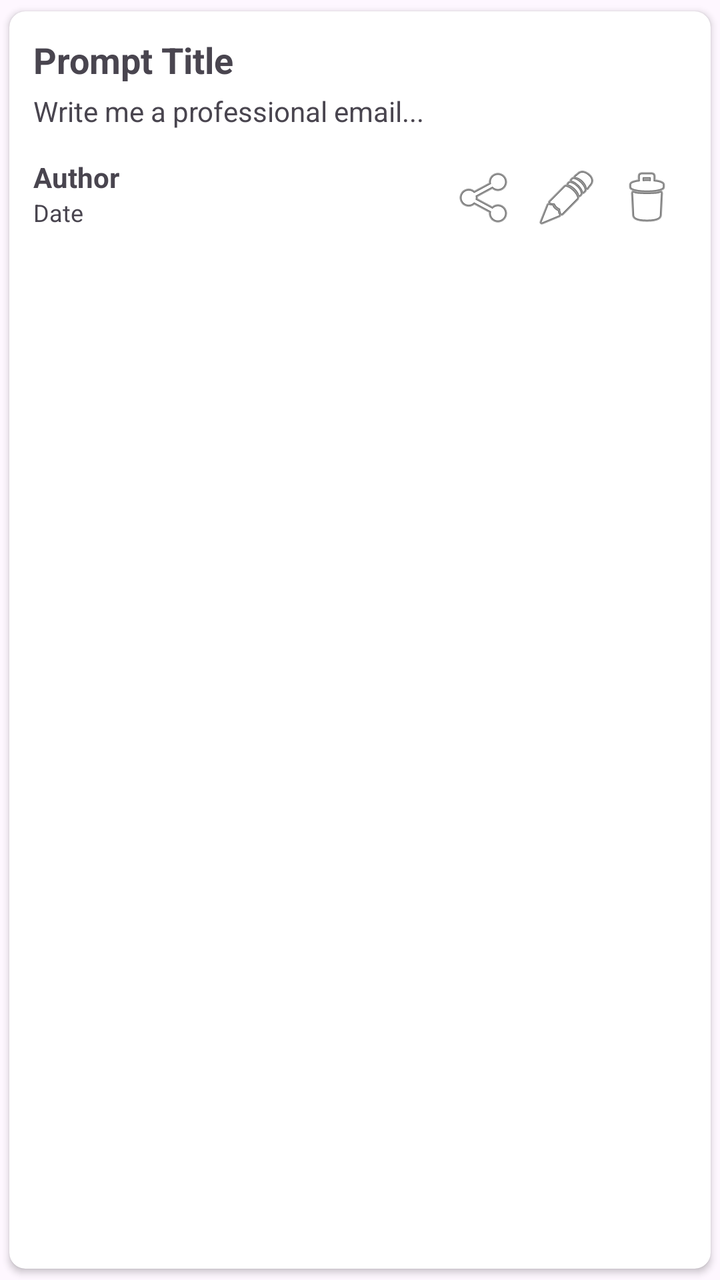
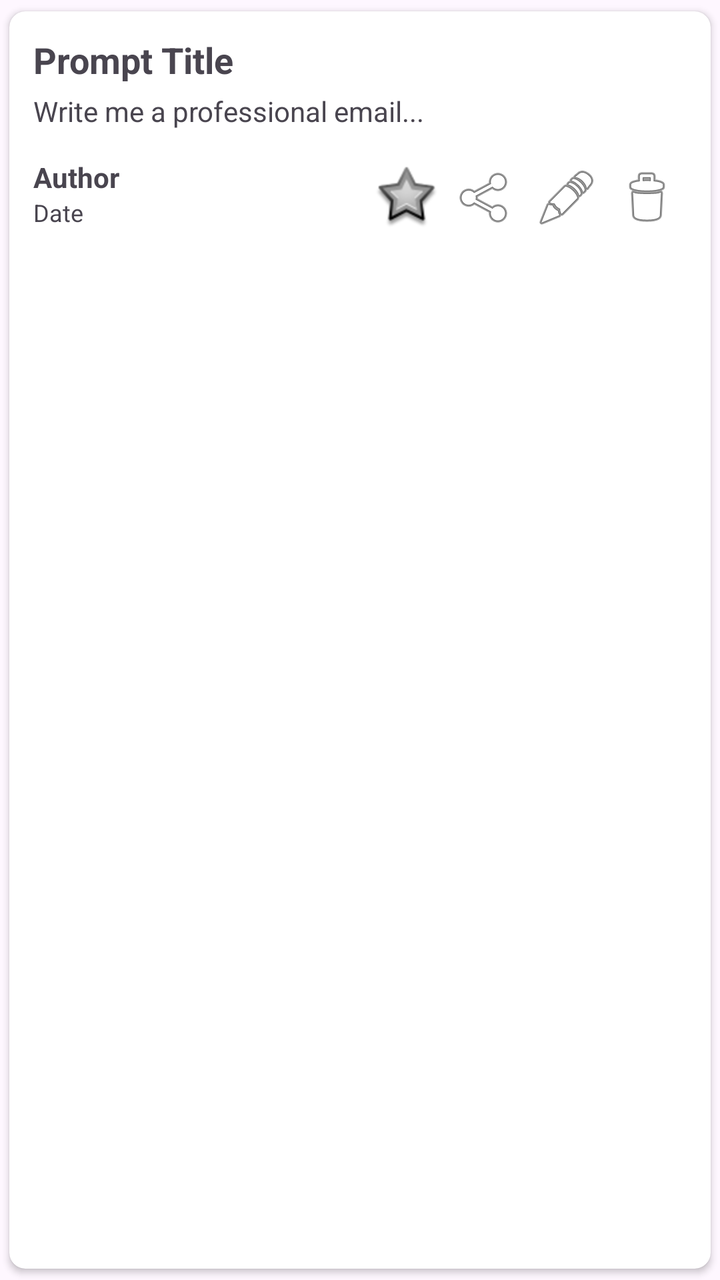

Two renders of the same Android screen: before a commit and after it. Below are the layout's source before the change and the commit's diff.
<!-- AndroidManifest.xml: application theme Theme.BestLLM -->
<!-- res/layout/item_prompt.xml -->
<?xml version="1.0" encoding="utf-8"?>
<androidx.cardview.widget.CardView xmlns:android="http://schemas.android.com/apk/res/android"
    xmlns:app="http://schemas.android.com/apk/res-auto"
    xmlns:card_view="http://schemas.android.com/apk/res-auto"
    android:layout_width="match_parent" android:layout_height="wrap_content"
    android:layout_margin="8dp"
    card_view:cardUseCompatPadding="true"
    card_view:cardCornerRadius="8dp"
    card_view:cardElevation="2dp">

    <LinearLayout
        android:layout_width="match_parent" android:layout_height="wrap_content"
        android:padding="12dp" android:orientation="vertical">

        <TextView
            android:id="@+id/tvPromptTitle"
            android:layout_width="match_parent" android:layout_height="wrap_content"
            android:text="Prompt Title"
            android:textSize="18sp"
            android:textStyle="bold"
            android:layout_marginBottom="4dp" />

        <TextView
            android:id="@+id/tvPromptText"
            android:layout_width="match_parent" android:layout_height="wrap_content"
            android:text="Write me a professional email..."
            android:textSize="14sp"
            android:lineSpacingExtra="2dp"
            android:maxLines="3"
            android:ellipsize="end" />

        
        <com.google.android.material.chip.ChipGroup
            android:id="@+id/chipGroupTags"
            android:layout_width="match_parent"
            android:layout_height="wrap_content"
            android:layout_marginTop="6dp"
            app:singleLine="true" />

        <LinearLayout
            android:layout_width="match_parent" android:layout_height="wrap_content"
            android:layout_marginTop="8dp" android:orientation="horizontal">

            <LinearLayout
                android:layout_width="0dp" android:layout_height="wrap_content"
                android:layout_weight="1" android:orientation="vertical">

                <TextView
                    android:id="@+id/tvAuthorName"
                    android:layout_width="wrap_content" android:layout_height="wrap_content"
                    android:text="Author" android:textStyle="bold" />

                <TextView
                    android:id="@+id/tvDate"
                    android:layout_width="wrap_content" android:layout_height="wrap_content"
                    android:text="Date" android:textSize="12sp" />
            </LinearLayout>

            <LinearLayout
                android:layout_width="wrap_content" android:layout_height="wrap_content"
                android:orientation="horizontal">

                <ImageButton
                    android:id="@+id/btnSharePrompt"
                    android:layout_width="40dp" android:layout_height="40dp"
                    android:background="?attr/selectableItemBackgroundBorderless"
                    android:contentDescription="@string/share"
                    android:src="@android:drawable/ic_menu_share" />

                <ImageButton
                    android:id="@+id/btnEditPrompt"
                    android:layout_width="40dp" android:layout_height="40dp"
                    android:background="?attr/selectableItemBackgroundBorderless"
                    android:contentDescription="@string/edit"
                    android:src="@android:drawable/ic_menu_edit" />

                <ImageButton
                    android:id="@+id/btnDeletePrompt"
                    android:layout_width="40dp" android:layout_height="40dp"
                    android:background="?attr/selectableItemBackgroundBorderless"
                    android:contentDescription="@string/delete"
                    android:src="@android:drawable/ic_menu_delete" />
            </LinearLayout>
        </LinearLayout>
    </LinearLayout>
</androidx.cardview.widget.CardView>
<!-- resources referenced by this layout -->
<resources>
  <string name="delete">Delete</string>
  <string name="edit">Edit</string>
  <string name="share">Share</string>
  <style name="Theme.BestLLM" parent="Base.Theme.BestLLM" />
  <style name="Base.Theme.BestLLM" parent="Theme.Material3.DayNight.NoActionBar">
          
          
      </style>
</resources>

<!-- the commit's change to res/layout/item_prompt.xml (unified diff, before → after) -->
@@ -61,6 +61,13 @@
                 android:orientation="horizontal">
 
                 <ImageButton
+                    android:id="@+id/btnBookmarkPrompt"
+                    android:layout_width="40dp" android:layout_height="40dp"
+                    android:background="?attr/selectableItemBackgroundBorderless"
+                    android:contentDescription="Save prompt"
+                    android:src="@android:drawable/star_big_off" />
+
+                <ImageButton
                     android:id="@+id/btnSharePrompt"
                     android:layout_width="40dp" android:layout_height="40dp"
                     android:background="?attr/selectableItemBackgroundBorderless"
